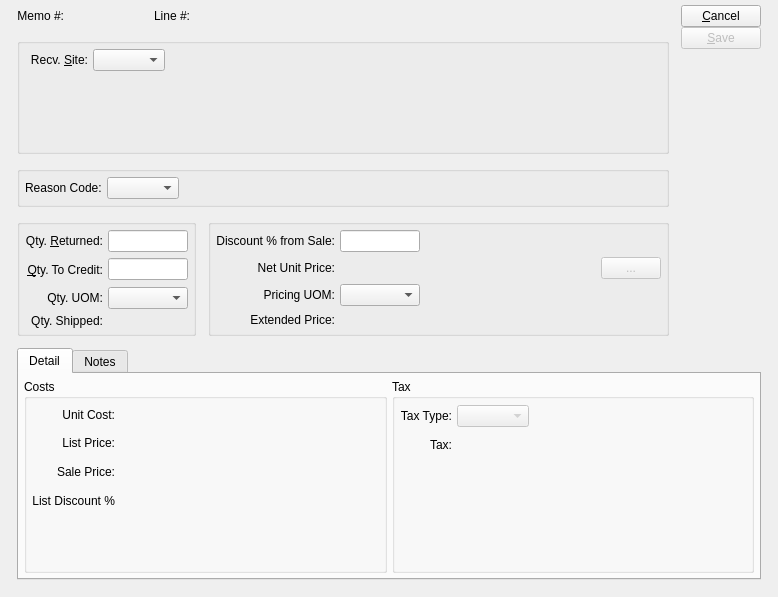
First picture: the form in xtuple/trunk/guiclient/creditMemoItem.ui, repository WooodHead/xtuple, before the edit.
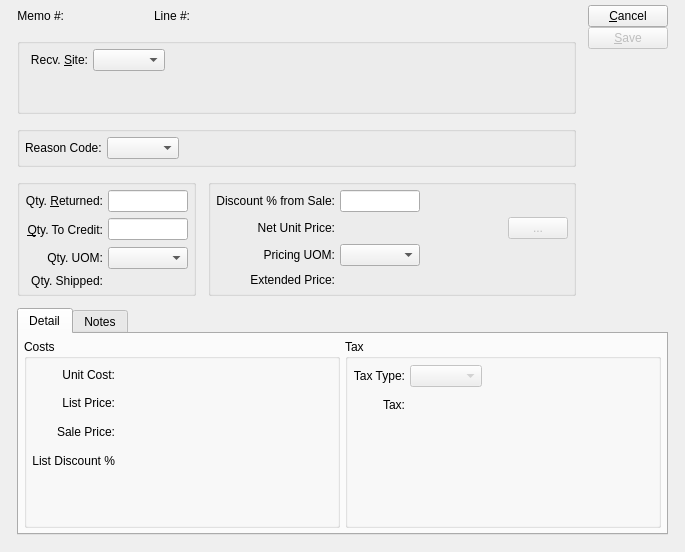
Second picture: the form after the edit. Custom widgets are drawn as their Qt base class.

Commit message: issue #8221:  More changes to support correct rounding, now on credit cycle + some tweaks to invoice.

```diff
--- a/xtuple/trunk/guiclient/creditMemoItem.ui
+++ b/xtuple/trunk/guiclient/creditMemoItem.ui
@@ -13,8 +13,8 @@
    <rect>
     <x>0</x>
     <y>0</y>
-    <width>778</width>
-    <height>597</height>
+    <width>685</width>
+    <height>552</height>
    </rect>
   </property>
   <property name="windowTitle">
@@ -727,6 +727,9 @@
                 </item>
                 <item row="1" column="1">
                  <widget class="CurrCluster" name="_tax">
+                  <property name="format">
+                   <enum>CurrDisplay::SalesPrice</enum>
+                  </property>
                   <property name="enabled">
                    <bool>false</bool>
                   </property>
```
The commit also changes 8 other files.
